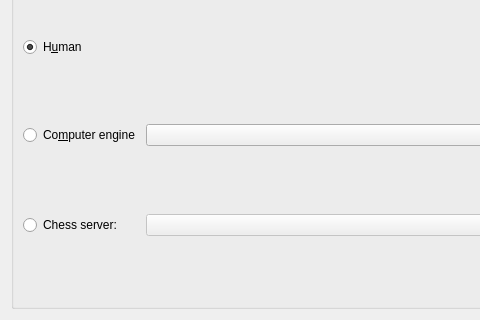
The window that src/gamedialog.ui (KDE/knights) describes before a commit, drawn with Qt 5; both pictures show x 0 to 480 and y 183 to 503 of the 1163 by 503 pixel window.
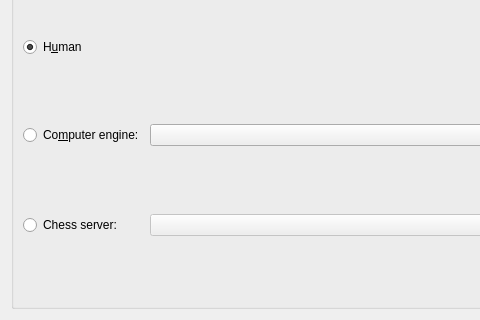
The same window after the commit. Custom widgets are drawn as their Qt base class.

```diff
--- a/src/gamedialog.ui
+++ b/src/gamedialog.ui
@@ -142,7 +142,7 @@
       <item row="1" column="0">
        <widget class="QRadioButton" name="rbPlayer2Engine">
         <property name="text">
-         <string>Co&amp;mputer engine</string>
+         <string>Co&amp;mputer engine:</string>
         </property>
        </widget>
       </item>
```
